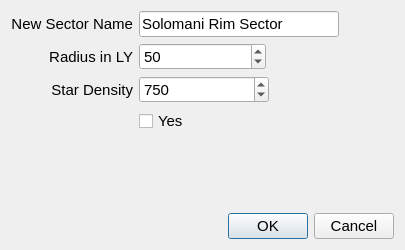
Above: warpmain/dialogs/newsectordialog.ui from maxlambertini/Warp2010 before the change. Below: the same form after it.
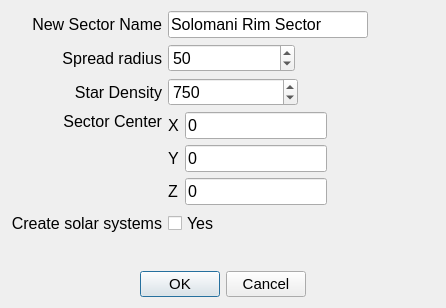
That is the form after the change.

Commit message: Uniformed dialog layout, removed Diaspora UI hints

Patch:
```diff
--- a/warpmain/dialogs/newsectordialog.ui
+++ b/warpmain/dialogs/newsectordialog.ui
@@ -6,8 +6,8 @@
    <rect>
     <x>0</x>
     <y>0</y>
-    <width>405</width>
-    <height>250</height>
+    <width>446</width>
+    <height>308</height>
    </rect>
   </property>
   <property name="font">
@@ -23,15 +23,59 @@
   </property>
   <layout class="QVBoxLayout" name="verticalLayout">
    <item>
-    <layout class="QGridLayout" name="gridLayout" columnstretch="1,3,1" columnminimumwidth="1,3,1">
+    <layout class="QGridLayout" name="gridLayout" columnstretch="1,0,0">
+     <item row="2" column="0" alignment="Qt::AlignRight">
+      <widget class="QLabel" name="label_3">
+       <property name="sizePolicy">
+        <sizepolicy hsizetype="Fixed" vsizetype="Preferred">
+         <horstretch>0</horstretch>
+         <verstretch>0</verstretch>
+        </sizepolicy>
+       </property>
+       <property name="font">
+        <font>
+         <pointsize>12</pointsize>
+        </font>
+       </property>
+       <property name="text">
+        <string>Star Density</string>
+       </property>
+       <property name="alignment">
+        <set>Qt::AlignRight|Qt::AlignTrailing|Qt::AlignVCenter</set>
+       </property>
+       <property name="margin">
+        <number>3</number>
+       </property>
+      </widget>
+     </item>
      <item row="0" column="0" alignment="Qt::AlignRight">
       <widget class="QLabel" name="label">
+       <property name="font">
+        <font>
+         <pointsize>12</pointsize>
+        </font>
+       </property>
        <property name="text">
         <string>New Sector Name</string>
        </property>
        <property name="alignment">
         <set>Qt::AlignRight|Qt::AlignTrailing|Qt::AlignVCenter</set>
        </property>
+       <property name="margin">
+        <number>3</number>
+       </property>
+      </widget>
+     </item>
+     <item row="4" column="1" colspan="2">
+      <widget class="QCheckBox" name="chkCreateSolSys">
+       <property name="font">
+        <font>
+         <pointsize>12</pointsize>
+        </font>
+       </property>
+       <property name="text">
+        <string>Yes</string>
+       </property>
       </widget>
      </item>
      <item row="1" column="0" alignment="Qt::AlignRight">
@@ -42,30 +86,82 @@
          <verstretch>0</verstretch>
         </sizepolicy>
        </property>
+       <property name="font">
+        <font>
+         <pointsize>12</pointsize>
+        </font>
+       </property>
        <property name="text">
-        <string>Radius in LY</string>
+        <string>Spread radius</string>
        </property>
        <property name="alignment">
         <set>Qt::AlignRight|Qt::AlignTrailing|Qt::AlignVCenter</set>
        </property>
+       <property name="margin">
+        <number>3</number>
+       </property>
       </widget>
      </item>
-     <item row="2" column="0" alignment="Qt::AlignRight">
-      <widget class="QLabel" name="label_3">
+     <item row="4" column="0">
+      <widget class="QLabel" name="label_4">
        <property name="sizePolicy">
         <sizepolicy hsizetype="Fixed" vsizetype="Preferred">
          <horstretch>0</horstretch>
          <verstretch>0</verstretch>
         </sizepolicy>
        </property>
+       <property name="font">
+        <font>
+         <pointsize>12</pointsize>
+        </font>
+       </property>
        <property name="text">
-        <string>Star Density</string>
+        <string>Create solar systems</string>
        </property>
        <property name="alignment">
         <set>Qt::AlignRight|Qt::AlignTrailing|Qt::AlignVCenter</set>
        </property>
       </widget>
      </item>
+     <item row="1" column="1" alignment="Qt::AlignLeft">
+      <widget class="QSpinBox" name="spnRadiusInLY">
+       <property name="sizePolicy">
+        <sizepolicy hsizetype="Expanding" vsizetype="Fixed">
+         <horstretch>0</horstretch>
+         <verstretch>0</verstretch>
+        </sizepolicy>
+       </property>
+       <property name="minimumSize">
+        <size>
+         <width>127</width>
+         <height>0</height>
+        </size>
+       </property>
+       <property name="maximumSize">
+        <size>
+         <width>130</width>
+         <height>50</height>
+        </size>
+       </property>
+       <property name="font">
+        <font>
+         <pointsize>12</pointsize>
+        </font>
+       </property>
+       <property name="minimum">
+        <number>10</number>
+       </property>
+       <property name="maximum">
+        <number>120</number>
+       </property>
+       <property name="singleStep">
+        <number>5</number>
+       </property>
+       <property name="value">
+        <number>50</number>
+       </property>
+      </widget>
+     </item>
      <item row="0" column="1" colspan="2" alignment="Qt::AlignLeft">
       <widget class="QLineEdit" name="txtSectorName">
        <property name="sizePolicy">
@@ -80,6 +176,11 @@
          <height>0</height>
         </size>
        </property>
+       <property name="font">
+        <font>
+         <pointsize>12</pointsize>
+        </font>
+       </property>
        <property name="text">
         <string>Solomani Rim Sector</string>
        </property>
@@ -105,6 +206,11 @@
          <height>50</height>
         </size>
        </property>
+       <property name="font">
+        <font>
+         <pointsize>12</pointsize>
+        </font>
+       </property>
        <property name="minimum">
         <number>200</number>
        </property>
@@ -119,78 +225,121 @@
        </property>
       </widget>
      </item>
-     <item row="1" column="1" alignment="Qt::AlignLeft">
-      <widget class="QSpinBox" name="spnRadiusInLY">
-       <property name="sizePolicy">
-        <sizepolicy hsizetype="Expanding" vsizetype="Fixed">
-         <horstretch>0</horstretch>
-         <verstretch>0</verstretch>
-        </sizepolicy>
-       </property>
-       <property name="minimumSize">
-        <size>
-         <width>127</width>
-         <height>0</height>
-        </size>
-       </property>
-       <property name="maximumSize">
-        <size>
-         <width>130</width>
-         <height>50</height>
-        </size>
-       </property>
-       <property name="minimum">
-        <number>10</number>
-       </property>
-       <property name="maximum">
-        <number>120</number>
-       </property>
-       <property name="singleStep">
-        <number>5</number>
-       </property>
-       <property name="value">
-        <number>50</number>
-       </property>
-      </widget>
-     </item>
-     <item row="3" column="1" colspan="2">
-      <widget class="QCheckBox" name="chkCreateSolSys">
-       <property name="text">
-        <string>Yes</string>
-       </property>
-      </widget>
-     </item>
-     <item row="1" column="2">
-      <spacer name="horizontalSpacer">
-       <property name="orientation">
-        <enum>Qt::Horizontal</enum>
-       </property>
-       <property name="sizeType">
-        <enum>QSizePolicy::Fixed</enum>
-       </property>
-       <property name="sizeHint" stdset="0">
-        <size>
-         <width>40</width>
-         <height>20</height>
-        </size>
-       </property>
-      </spacer>
-     </item>
      <item row="3" column="0">
-      <spacer name="horizontalSpacer_2">
-       <property name="orientation">
-        <enum>Qt::Horizontal</enum>
+      <widget class="QLabel" name="lblSector">
+       <property name="font">
+        <font>
+         <pointsize>12</pointsize>
+        </font>
        </property>
-       <property name="sizeType">
-        <enum>QSizePolicy::Fixed</enum>
+       <property name="text">
+        <string>Sector Center</string>
        </property>
-       <property name="sizeHint" stdset="0">
-        <size>
-         <width>40</width>
-         <height>20</height>
-        </size>
+       <property name="alignment">
+        <set>Qt::AlignRight|Qt::AlignTop|Qt::AlignTrailing</set>
        </property>
-      </spacer>
+       <property name="margin">
+        <number>3</number>
+       </property>
+      </widget>
+     </item>
+     <item row="3" column="1" colspan="2">
+      <layout class="QGridLayout" name="gridLayout_3">
+       <item row="0" column="0">
+        <widget class="QLabel" name="label_5">
+         <property name="font">
+          <font>
+           <pointsize>12</pointsize>
+          </font>
+         </property>
+         <property name="text">
+          <string>X</string>
+         </property>
+         <property name="margin">
+          <number>3</number>
+         </property>
+        </widget>
+       </item>
+       <item row="0" column="1">
+        <widget class="QLineEdit" name="txtX">
+         <property name="font">
+          <font>
+           <pointsize>12</pointsize>
+          </font>
+         </property>
+         <property name="text">
+          <string>0</string>
+         </property>
+        </widget>
+       </item>
+       <item row="1" column="1">
+        <widget class="QLineEdit" name="txtY">
+         <property name="font">
+          <font>
+           <pointsize>12</pointsize>
+          </font>
+         </property>
+         <property name="text">
+          <string>0</string>
+         </property>
+        </widget>
+       </item>
+       <item row="1" column="0">
+        <widget class="QLabel" name="label_8">
+         <property name="font">
+          <font>
+           <pointsize>12</pointsize>
+          </font>
+         </property>
+         <property name="text">
+          <string>Y</string>
+         </property>
+         <property name="margin">
+          <number>3</number>
+         </property>
+        </widget>
+       </item>
+       <item row="2" column="0">
+        <widget class="QLabel" name="label_7">
+         <property name="font">
+          <font>
+           <pointsize>12</pointsize>
+          </font>
+         </property>
+         <property name="text">
+          <string>Z</string>
+         </property>
+         <property name="margin">
+          <number>3</number>
+         </property>
+        </widget>
+       </item>
+       <item row="2" column="1">
+        <widget class="QLineEdit" name="txtZ">
+         <property name="font">
+          <font>
+           <pointsize>12</pointsize>
+          </font>
+         </property>
+         <property name="text">
+          <string>0</string>
+         </property>
+        </widget>
+       </item>
+       <item row="0" column="6">
+        <spacer name="horizontalSpacer">
+         <property name="orientation">
+          <enum>Qt::Horizontal</enum>
+         </property>
+         <property name="sizeHint" stdset="0">
+          <size>
+           <width>40</width>
+           <height>20</height>
+          </size>
+         </property>
+        </spacer>
+       </item>
+      </layout>
      </item>
     </layout>
    </item>
@@ -215,6 +364,9 @@
      <property name="standardButtons">
       <set>QDialogButtonBox::Cancel|QDialogButtonBox::Ok</set>
      </property>
+     <property name="centerButtons">
+      <bool>true</bool>
+     </property>
     </widget>
    </item>
   </layout>
```
The commit also changes 16 other files.
